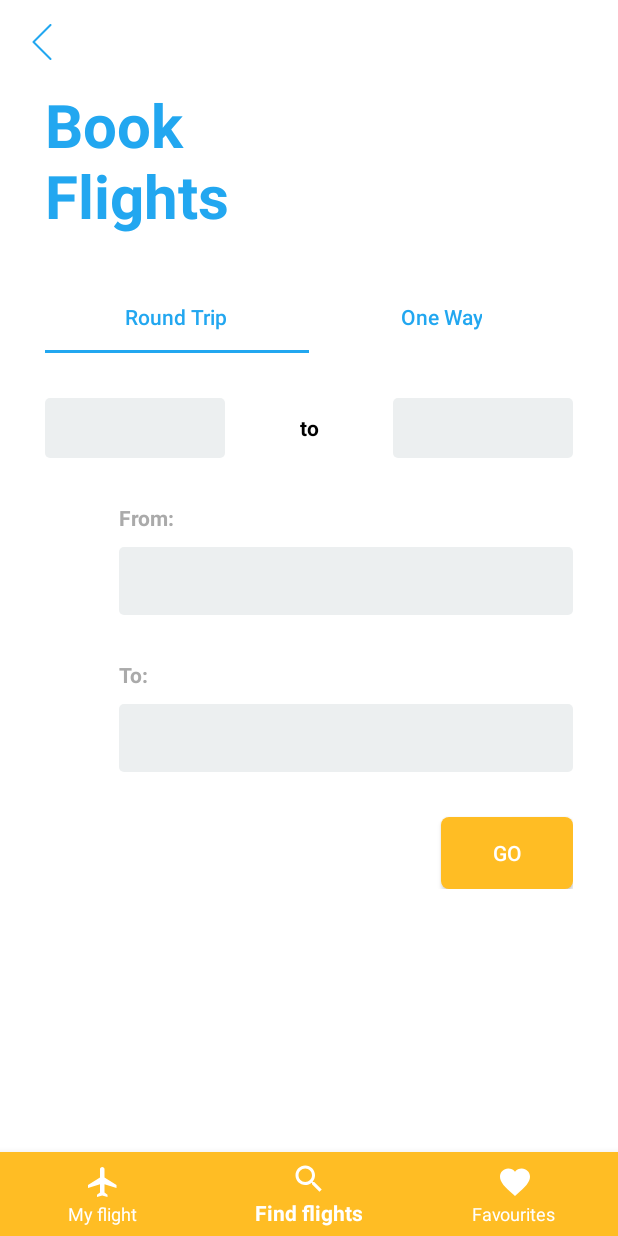
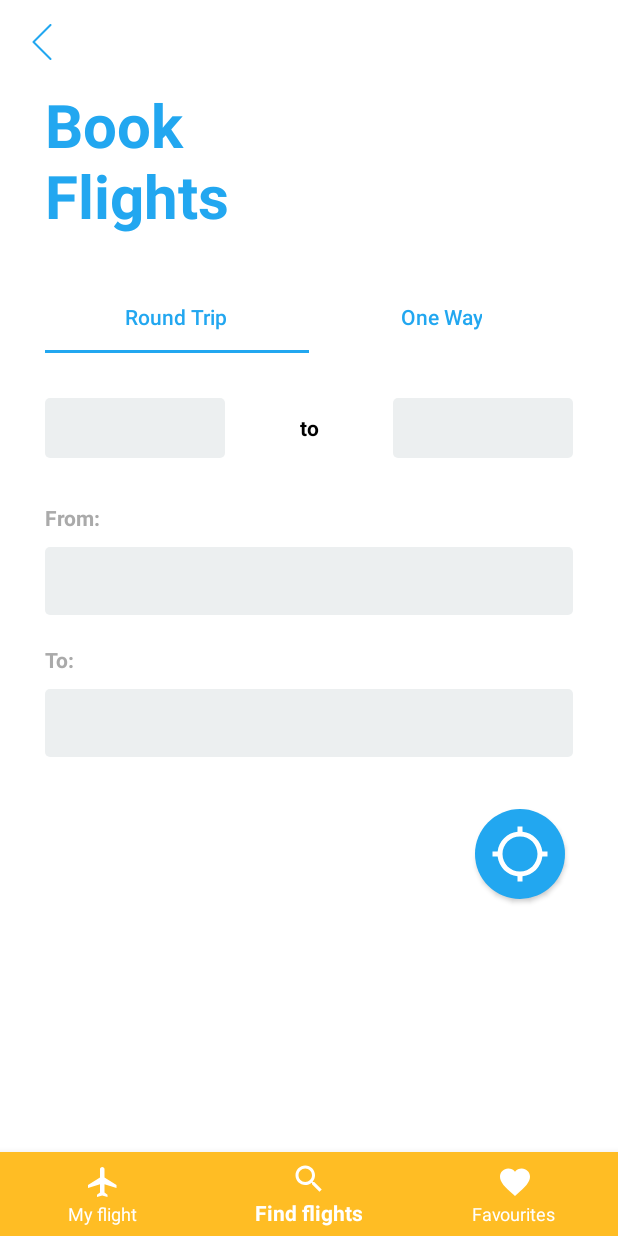
Before and after one commit to fashbot/flight_checker_app, an Android app: the screen it shows after launch (MainActivity), item 2 of the bottom bar chosen, on a phone screen of 412 x 824 dp. Run offline under Robolectric (Android 15) with nearby library versions, the phone set to English and light mode, and no system bars.

Commit message:
Add finishing touches to Round Trip UI

```diff
--- a/app/src/main/java/yass/stephanie/com/flight_checker/ui/findfragment/FindFlightsFragment.kt
+++ b/app/src/main/java/yass/stephanie/com/flight_checker/ui/findfragment/FindFlightsFragment.kt
@@ -19,8 +19,8 @@ class FindFlightsFragment : Fragment() {
         savedInstanceState: Bundle?
     ): View? {
         val view: View = inflater.inflate(R.layout.book_flights_fragment, container, false)
-        val viewPager: ViewPager = view.findViewById(R.id.view_pager)
-        viewPager.adapter = BookFlightsTabAdapter(fragmentManager, this.requireActivity())
+        val viewPager: ViewPager? = view.findViewById(R.id.view_pager)
+        viewPager!!.adapter = BookFlightsTabAdapter(fragmentManager, this.requireActivity())
         val tabLayout: TabLayout = view.findViewById(R.id.book_flights_tab_layout)
         tabLayout.setupWithViewPager(viewPager)
         return view
@@ -31,5 +31,4 @@ class FindFlightsFragment : Fragment() {
         viewModel = ViewModelProviders.of(this).get(FindFlightsViewModel::class.java)
         // TODO: Use the ViewModel
     }
-
 }
--- /dev/null
+++ b/app/src/main/res/drawable/ic_location.xml
@@ -0,0 +1,9 @@
+<vector xmlns:android="http://schemas.android.com/apk/res/android"
+        android:width="30dp"
+        android:height="30dp"
+        android:viewportWidth="24"
+        android:viewportHeight="24">
+    <path
+            android:fillColor="@color/mainActivityBackgroundColor"
+            android:pathData="M12,2C8.13,2 5,5.13 5,9c0,5.25 7,13 7,13s7,-7.75 7,-13c0,-3.87 -3.13,-7 -7,-7zM12,11.5c-1.38,0 -2.5,-1.12 -2.5,-2.5s1.12,-2.5 2.5,-2.5 2.5,1.12 2.5,2.5 -1.12,2.5 -2.5,2.5z"/>
+</vector>
--- /dev/null
+++ b/app/src/main/res/drawable/ic_search_button.xml
@@ -0,0 +1,7 @@
+<layer-list xmlns:android="http://schemas.android.com/apk/res/android">
+
+    <item android:drawable="@drawable/ic_search_circle" android:height="60dp" android:width="60dp" android:gravity="center"/>
+    <item android:drawable="@drawable/ic_search_flights_icon" android:width="40dp" android:height="40dp"
+          android:gravity="center"/>
+
+</layer-list>
--- /dev/null
+++ b/app/src/main/res/drawable/ic_search_circle.xml
@@ -0,0 +1,12 @@
+<?xml version="1.0" encoding="utf-8"?>
+<shape
+        xmlns:android="http://schemas.android.com/apk/res/android"
+        android:shape="oval">
+
+    <solid
+            android:color="@color/mainActivityBackgroundColor"/>
+
+    <size
+            android:width="120dp"
+            android:height="120dp"/>
+</shape>
--- /dev/null
+++ b/app/src/main/res/drawable/ic_search_flights_icon.xml
@@ -0,0 +1,9 @@
+<vector xmlns:android="http://schemas.android.com/apk/res/android"
+        android:width="24dp"
+        android:height="24dp"
+        android:viewportWidth="24"
+        android:viewportHeight="24">
+    <path
+            android:fillColor="#FFFFFF"
+            android:pathData="M20.94,11c-0.46,-4.17 -3.77,-7.48 -7.94,-7.94V1h-2v2.06C6.83,3.52 3.52,6.83 3.06,11H1v2h2.06c0.46,4.17 3.77,7.48 7.94,7.94V23h2v-2.06c4.17,-0.46 7.48,-3.77 7.94,-7.94H23v-2h-2.06zM12,19c-3.87,0 -7,-3.13 -7,-7s3.13,-7 7,-7 7,3.13 7,7 -3.13,7 -7,7z"/>
+</vector>
--- /dev/null
+++ b/app/src/main/res/drawable/ic_tick_location.xml
@@ -0,0 +1,9 @@
+<vector xmlns:android="http://schemas.android.com/apk/res/android"
+    android:width="30dp"
+    android:height="30dp"
+    android:viewportWidth="24"
+    android:viewportHeight="24">
+  <path
+      android:fillColor="@color/mainActivityBackgroundColor"
+      android:pathData="M12,2C8.14,2 5,5.14 5,9c0,4.17 4.42,9.92 6.23,12.11 0.4,0.48 1.13,0.48 1.53,0C14.58,18.92 19,13.17 19,9c0,-3.86 -3.14,-7 -7,-7zM16.31,8.16l-5.13,5.13c-0.39,0.39 -1.02,0.39 -1.41,0L7.7,11.22c-0.39,-0.39 -0.39,-1.03 0,-1.42 0.39,-0.39 1.03,-0.39 1.42,0l1.36,1.36 4.42,-4.42c0.39,-0.39 1.03,-0.39 1.42,0 0.38,0.4 0.38,1.03 -0.01,1.42z"/>
+</vector>
--- a/app/src/main/res/layout/round_trip_fragment.xml
+++ b/app/src/main/res/layout/round_trip_fragment.xml
@@ -6,7 +6,7 @@
         android:layout_margin="40dp"
         android:layout_marginTop="100dp">
 
-    <Spinner
+    <TextView
             android:id="@+id/round_trip_from_spinner"
             android:layout_width="120dp"
             app:layout_constraintTop_toTopOf="parent"
@@ -28,7 +28,7 @@
             app:layout_constraintEnd_toStartOf="@id/round_trip_to_spinner"
             android:text="to"/>
 
-    <Spinner
+    <TextView
             android:id="@+id/round_trip_to_spinner"
             android:layout_width="120dp"
             app:layout_constraintTop_toTopOf="parent"
--- a/app/src/main/res/layout/round_trip_select_destination_fragment.xml
+++ b/app/src/main/res/layout/round_trip_select_destination_fragment.xml
@@ -1,17 +1,10 @@
 <?xml version="1.0" encoding="utf-8"?>
 <android.support.constraint.ConstraintLayout xmlns:android="http://schemas.android.com/apk/res/android"
                                              xmlns:app="http://schemas.android.com/apk/res-auto"
-                                             android:layout_width="match_parent"
+                                             xmlns:tools="http://schemas.android.com/tools" android:layout_width="match_parent"
                                              android:layout_height="match_parent"
+                                             android:layout_margin="30dp"
                                              android:layout_weight="1">
-
-    <ImageView android:layout_width="4dp"
-               android:id="@+id/round_trip_from_selector_divider"
-               android:layout_height="match_parent"
-               android:layout_marginLeft="30dp"
-               app:layout_constraintStart_toStartOf="parent"
-               android:background="@color/mainActivityBackgroundColor"/>
-
 
     <TextView
             android:id="@+id/round_trip_from_selector_text"
@@ -20,18 +13,17 @@
             android:textColor="@android:color/darker_gray"
             android:textStyle="bold"
             android:layout_height="wrap_content"
-            android:layout_marginLeft="15dp"
             app:layout_constraintTop_toTopOf="parent"
-            app:layout_constraintStart_toEndOf="@id/round_trip_from_selector_divider"
-            android:text="From:"/>
+            app:layout_constraintStart_toStartOf="parent"
+            android:text="From:" tools:layout_editor_absoluteX="61dp"/>
+
 
     <Spinner
             android:id="@+id/round_trip_from_spinner"
             android:layout_width="0dp"
             android:layout_marginTop="10dp"
-            android:layout_marginLeft="15dp"
             app:layout_constraintTop_toBottomOf="@id/round_trip_from_selector_text"
-            app:layout_constraintStart_toEndOf="@id/round_trip_from_selector_divider"
+            app:layout_constraintStart_toStartOf="parent"
             app:layout_constraintEnd_toEndOf="parent"
             android:background="@drawable/ic_spinner_background"
             android:layout_height="45dp"/>
@@ -41,34 +33,36 @@
             android:layout_width="wrap_content"
             android:textAlignment="textStart"
             android:textColor="@android:color/darker_gray"
-            android:layout_marginTop="30dp"
+            android:layout_marginTop="20dp"
             android:textStyle="bold"
+            app:layout_constraintStart_toStartOf="parent"
             android:layout_height="wrap_content"
-            android:layout_marginLeft="15dp"
             app:layout_constraintTop_toBottomOf="@id/round_trip_from_spinner"
-            app:layout_constraintStart_toEndOf="@id/round_trip_from_selector_divider"
-            android:text="To:"/>
+            android:text="To:" tools:layout_editor_absoluteX="61dp"/>
+
 
     <Spinner
             android:id="@+id/round_trip_to_spinner"
             android:layout_width="0dp"
             android:layout_marginTop="10dp"
-            android:layout_marginLeft="15dp"
             android:background="@drawable/ic_spinner_background"
+            app:layout_constraintStart_toStartOf="parent"
+
+            app:layout_constraintEnd_toEndOf="parent"
+            android:layout_height="45dp"
             app:layout_constraintTop_toBottomOf="@id/round_trip_to_selector_text"
-            app:layout_constraintStart_toEndOf="@id/round_trip_from_selector_divider"
-            app:layout_constraintEnd_toEndOf="parent"
-            android:layout_height="45dp"/>
+    />
 
-    <Button android:layout_width="wrap_content"
-            android:layout_height="wrap_content"
+    <Button android:layout_width="70dp"
+            android:layout_height="70dp"
             android:layout_marginTop="30dp"
             app:layout_constraintTop_toBottomOf="@id/round_trip_to_spinner"
             app:layout_constraintEnd_toEndOf="parent"
             android:textColor="@android:color/white"
-            android:background="@drawable/ic_submit_button_background"
+            android:background="@drawable/ic_search_button"
             android:id="@+id/round_trip_search_submit"
-            android:text="Go"/>
+            android:clickable="true"
+    />
 
 
 </android.support.constraint.ConstraintLayout>
```
